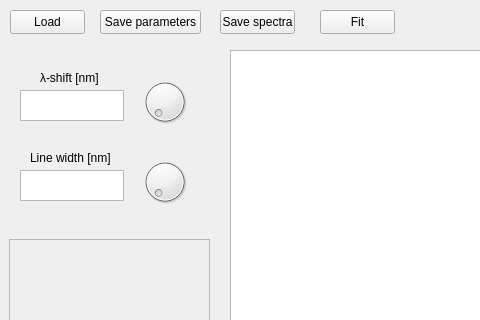
Qt form src/UI_structure.ui (janvorac/lighterOES) before a commit; both pictures show x 0 to 480 and y 0 to 320 of the 800 by 600 pixel window.
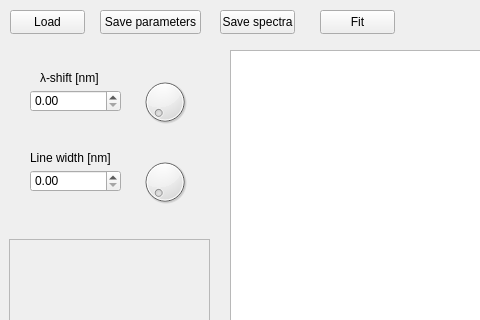
The same form after that commit. Custom widgets are drawn as their Qt base class.

Commit message: updated input text boxes for linewidth and wavelength

Patch:
```diff
--- a/src/UI_structure.ui
+++ b/src/UI_structure.ui
@@ -118,26 +118,6 @@
     </rect>
    </property>
   </widget>
-  <widget class="QPlainTextEdit" name="displayBroadening">
-   <property name="geometry">
-    <rect>
-     <x>20</x>
-     <y>170</y>
-     <width>104</width>
-     <height>31</height>
-    </rect>
-   </property>
-  </widget>
-  <widget class="QPlainTextEdit" name="displayWaveShift">
-   <property name="geometry">
-    <rect>
-     <x>20</x>
-     <y>90</y>
-     <width>104</width>
-     <height>31</height>
-    </rect>
-   </property>
-  </widget>
   <widget class="QLabel" name="label">
    <property name="geometry">
     <rect>
@@ -164,6 +144,26 @@
     <string>λ-shift [nm]</string>
    </property>
   </widget>
+  <widget class="QDoubleSpinBox" name="lineWidthBox">
+   <property name="geometry">
+    <rect>
+     <x>30</x>
+     <y>170</y>
+     <width>91</width>
+     <height>22</height>
+    </rect>
+   </property>
+  </widget>
+  <widget class="QDoubleSpinBox" name="wavelengthBox">
+   <property name="geometry">
+    <rect>
+     <x>30</x>
+     <y>90</y>
+     <width>91</width>
+     <height>22</height>
+    </rect>
+   </property>
+  </widget>
  </widget>
  <customwidgets>
   <customwidget>
```
Left out of the diff: 2 changed lines with no effect on the pictures.
